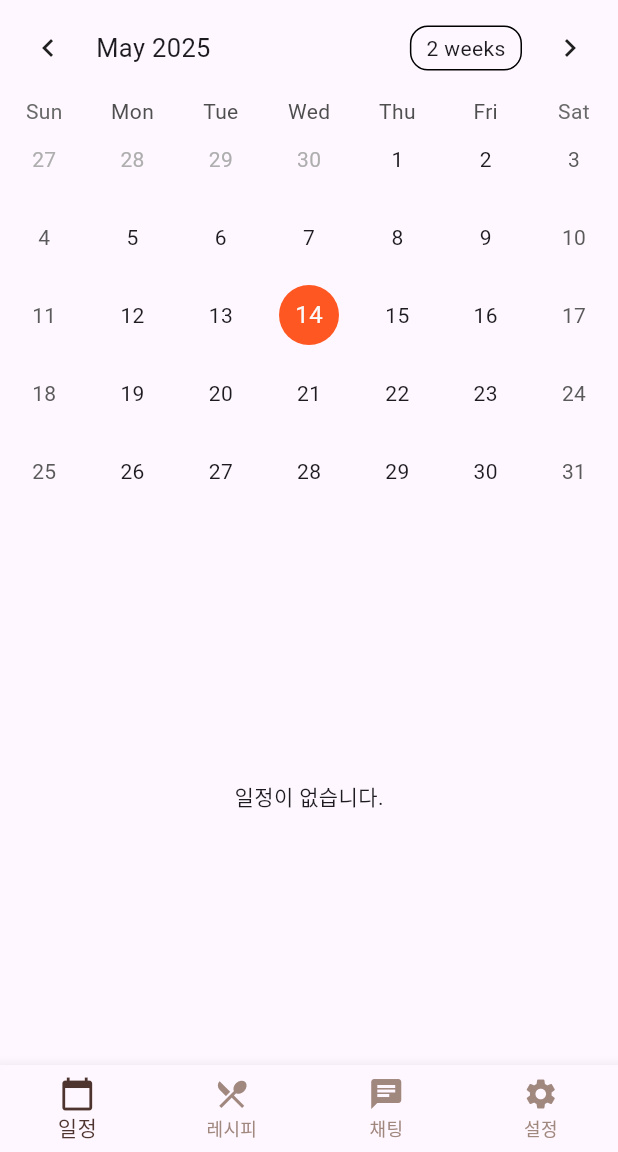
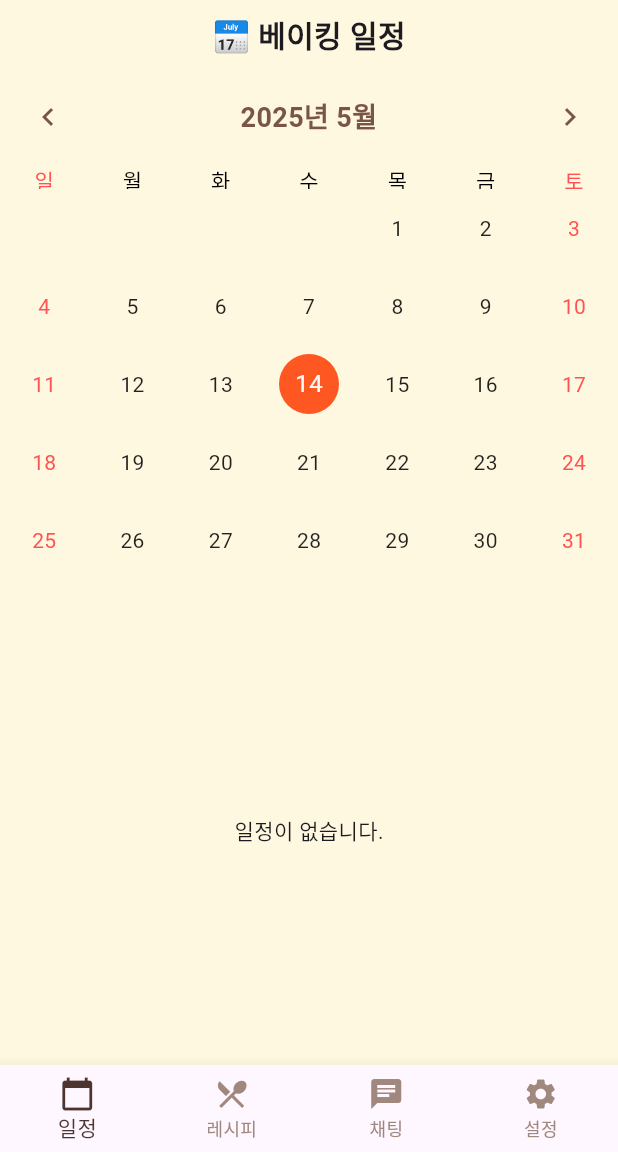
Before and after one commit to Mingkong-A/ATTEA, a Flutter app: the HomeScreen screen opened by its route, on a phone screen of 412 x 824 dp, the part 84-1236 px from its top. Run offline on Flutter 3.47's test engine with Material 3 defaults, Android fonts, the phone set to English and light mode, and no system bars; drawn by our look-alikes of table_calendar; our stand-ins replace cloud_firestore, firebase_auth, firebase_core, shared_preferences; accounts and stored records are empty.

Commit message:
캘린더 디자인 수정 및 날짜 한글화

```diff
--- a/lib/home_tab/schedule_tab.dart
+++ b/lib/home_tab/schedule_tab.dart
@@ -154,7 +154,8 @@ class _ScheduleTabState extends State<ScheduleTab> {
       context: context,
       barrierDismissible: true,
       builder: (context) => AlertDialog(
-        title: const Text('일정 세부정보'),
+        backgroundColor: const Color(0xFFFFF8E1),
+        title: const Text('일정 세부정보', style: TextStyle(fontWeight: FontWeight.bold)),
         content: SingleChildScrollView(
           child: Column(
             crossAxisAlignment: CrossAxisAlignment.start,
@@ -188,14 +189,31 @@ class _ScheduleTabState extends State<ScheduleTab> {
     await _showParticipationDialog(docId, current);
   }
 
+  String _formatKoreanMonth(DateTime date, dynamic locale) {
+    return '${date.year}년 ${date.month}월';
+  }
+  String _formatKoreanWeekday(DateTime date, dynamic locale) {
+    const days = ['월', '화', '수', '목', '금', '토', '일'];
+    return days[date.weekday - 1];
+  }
+
   @override
   Widget build(BuildContext context) {
-    return Column(
+    return Container(
+      color: const Color(0xFFFFF8E1),
+      child: Column(
         children: [
+          const SizedBox(height: 8),
+          const Text(
+            '📅 베이킹 일정',
+            style: TextStyle(fontSize: 20, fontWeight: FontWeight.bold),
+          ),
+          const SizedBox(height: 8),
           TableCalendar(
             firstDay: DateTime.utc(2020, 1, 1),
             lastDay: DateTime.utc(2030, 12, 31),
             focusedDay: _focusedDay,
+            locale: 'ko_KR',
             selectedDayPredicate: (day) => isSameDay(_selectedDay, day),
             onDaySelected: (selectedDay, focusedDay) async {
               setState(() {
@@ -207,6 +225,19 @@ class _ScheduleTabState extends State<ScheduleTab> {
                 _showAddEventDialog(selectedDay);
               }
             },
+            headerStyle: HeaderStyle(
+              formatButtonVisible: false,
+              titleCentered: true,
+              titleTextFormatter: _formatKoreanMonth,
+              titleTextStyle: const TextStyle(fontSize: 18, fontWeight: FontWeight.bold, color: Colors.brown),
+              leftChevronIcon: const Icon(Icons.chevron_left, color: Colors.brown),
+              rightChevronIcon: const Icon(Icons.chevron_right, color: Colors.brown),
+            ),
+            daysOfWeekStyle: DaysOfWeekStyle(
+              weekdayStyle: const TextStyle(color: Colors.black),
+              weekendStyle: const TextStyle(color: Colors.redAccent),
+              dowTextFormatter: _formatKoreanWeekday,
+            ),
             calendarStyle: const CalendarStyle(
               todayDecoration: BoxDecoration(
                 color: Colors.brown,
@@ -216,6 +247,9 @@ class _ScheduleTabState extends State<ScheduleTab> {
                 color: Colors.deepOrange,
                 shape: BoxShape.circle,
               ),
+              defaultTextStyle: TextStyle(color: Colors.black87),
+              weekendTextStyle: TextStyle(color: Colors.redAccent),
+              outsideDaysVisible: false,
             ),
           ),
           const SizedBox(height: 12),
@@ -245,7 +279,12 @@ class _ScheduleTabState extends State<ScheduleTab> {
                     final isRegular = data['isRegular'] ?? false;
                     final isParticipating = _participatingScheduleIds.contains(docId);
 
-                  return ListTile(
+                    return Card(
+                      margin: const EdgeInsets.symmetric(horizontal: 16, vertical: 8),
+                      shape: RoundedRectangleBorder(
+                        borderRadius: BorderRadius.circular(12),
+                      ),
+                      child: ListTile(
                         title: Text(data['event'] ?? '내용 없음'),
                         subtitle: Column(
                           crossAxisAlignment: CrossAxisAlignment.start,
@@ -258,7 +297,10 @@ class _ScheduleTabState extends State<ScheduleTab> {
                               ),
                           ],
                         ),
-                    leading: const Icon(Icons.event_note),
+                        leading: Icon(
+                          isRegular ? Icons.star : Icons.event_note,
+                          color: isRegular ? Colors.orange : Colors.brown,
+                        ),
                         trailing: Row(
                           mainAxisSize: MainAxisSize.min,
                           children: [
@@ -273,7 +315,7 @@ class _ScheduleTabState extends State<ScheduleTab> {
                             ),
                           ],
                         ),
-                    onTap: null,
+                      ),
                     );
                   },
                 );
@@ -281,6 +323,7 @@ class _ScheduleTabState extends State<ScheduleTab> {
             ),
           ),
         ],
+      ),
     );
   }
 }
--- a/lib/main.dart
+++ b/lib/main.dart
@@ -1,5 +1,6 @@
 import 'package:flutter/material.dart';
 import 'package:firebase_core/firebase_core.dart';
+import 'package:intl/date_symbol_data_local.dart';
 import 'firebase_options.dart';
 import 'login_screen.dart';
 import 'signup_screen.dart';
@@ -10,6 +11,7 @@ void main() async {
   await Firebase.initializeApp(
     options: DefaultFirebaseOptions.currentPlatform,
   );
+  await initializeDateFormatting('ko_KR', null);
   runApp(const MyApp());
 }
 
--- a/pubspec.yaml
+++ b/pubspec.yaml
@@ -35,6 +35,9 @@ dependencies:
   table_calendar: ^3.0.9
   cloud_firestore: ^4.15.5
   shared_preferences: ^2.2.2
+  intl: any
+  flutter_localizations:
+    sdk: flutter
 
   # The following adds the Cupertino Icons font to your application.
   # Use with the CupertinoIcons class for iOS style icons.
```
Also changed, not shown: pubspec.lock. Lines whose indentation alone changed are shown as unchanged.
